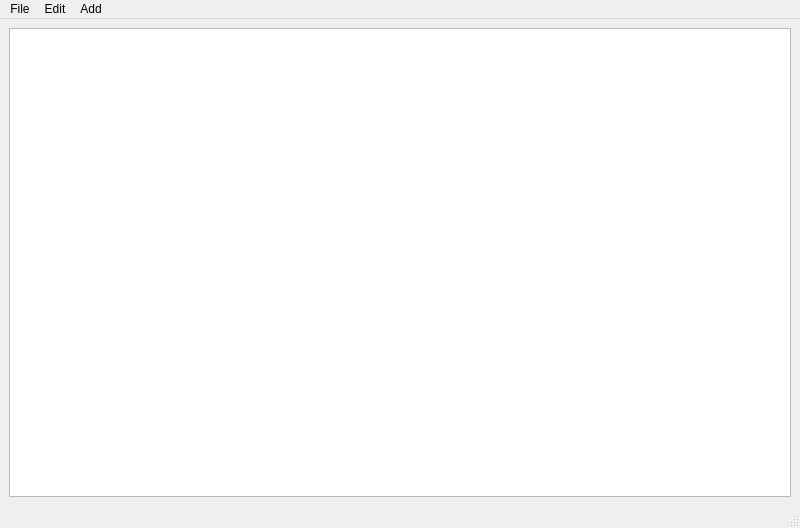
Qt form BillsSplitter/mainwindow.ui (gilberhb/BillsSplitter) before a commit.
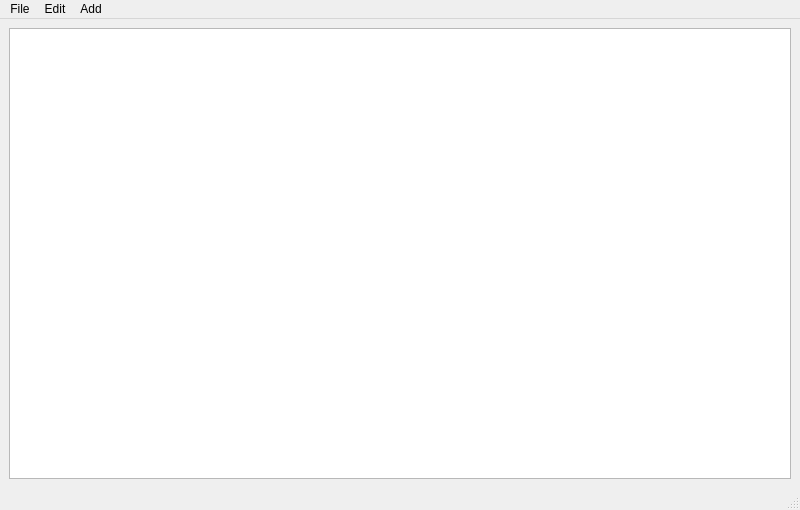
The same form after that commit.

```diff
--- a/BillsSplitter/mainwindow.ui
+++ b/BillsSplitter/mainwindow.ui
@@ -7,7 +7,7 @@
     <x>0</x>
     <y>0</y>
     <width>800</width>
-    <height>528</height>
+    <height>510</height>
    </rect>
   </property>
   <property name="windowTitle">
```
Left out of the diff: 11 changed lines with no effect on the pictures.
